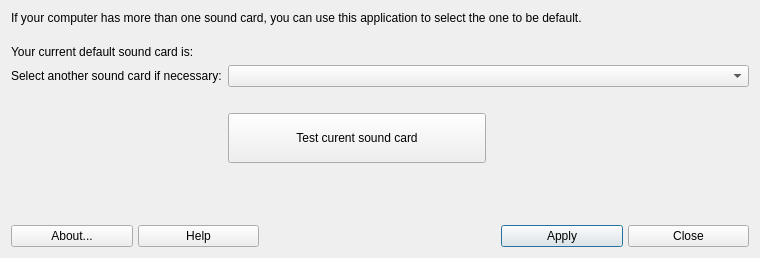
Old version of the form mxselectsound.ui in the repository MX-Linux/mx-select-sound.
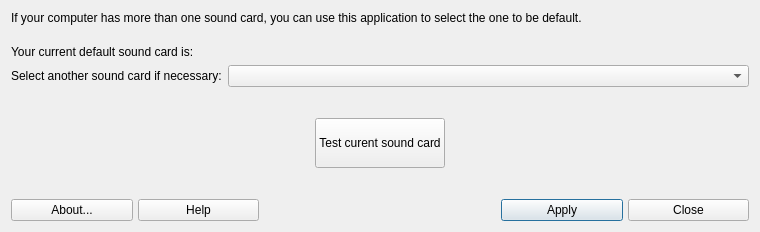
New version of the form. Icons and pictures are not drawn.

```diff
--- a/mxselectsound.ui
+++ b/mxselectsound.ui
@@ -7,14 +7,14 @@
     <x>0</x>
     <y>0</y>
     <width>760</width>
-    <height>258</height>
+    <height>232</height>
    </rect>
   </property>
   <property name="windowTitle">
    <string>MX Select Sound</string>
   </property>
-  <layout class="QVBoxLayout" name="verticalLayout">
-   <item>
+  <layout class="QGridLayout" name="gridLayout_2">
+   <item row="0" column="0">
     <layout class="QGridLayout" name="gridLayout">
      <item row="1" column="0">
       <widget class="QLabel" name="label1">
@@ -256,10 +256,13 @@
        <property name="orientation">
         <enum>Qt::Vertical</enum>
        </property>
+       <property name="sizeType">
+        <enum>QSizePolicy::MinimumExpanding</enum>
+       </property>
        <property name="sizeHint" stdset="0">
         <size>
          <width>20</width>
-         <height>40</height>
+         <height>20</height>
         </size>
        </property>
       </spacer>
@@ -267,8 +270,16 @@
      <item row="3" column="1" colspan="2">
       <widget class="QComboBox" name="comboBox"/>
      </item>
-     <item row="5" column="1">
+     <item row="5" column="0" colspan="3">
+      <layout class="QHBoxLayout" name="horizontalLayout">
+       <item>
       <widget class="QPushButton" name="buttonTest">
+         <property name="sizePolicy">
+          <sizepolicy hsizetype="Fixed" vsizetype="Fixed">
+           <horstretch>0</horstretch>
+           <verstretch>0</verstretch>
+          </sizepolicy>
+         </property>
        <property name="minimumSize">
         <size>
          <width>0</width>
@@ -284,13 +295,15 @@
        </property>
       </widget>
      </item>
-     <item row="4" column="1">
+      </layout>
+     </item>
+     <item row="4" column="0" colspan="3">
       <spacer name="verticalSpacer_2">
        <property name="orientation">
         <enum>Qt::Vertical</enum>
        </property>
        <property name="sizeType">
-        <enum>QSizePolicy::Maximum</enum>
+        <enum>QSizePolicy::MinimumExpanding</enum>
        </property>
        <property name="sizeHint" stdset="0">
         <size>
```
Lines whose indentation alone changed are shown as unchanged.
